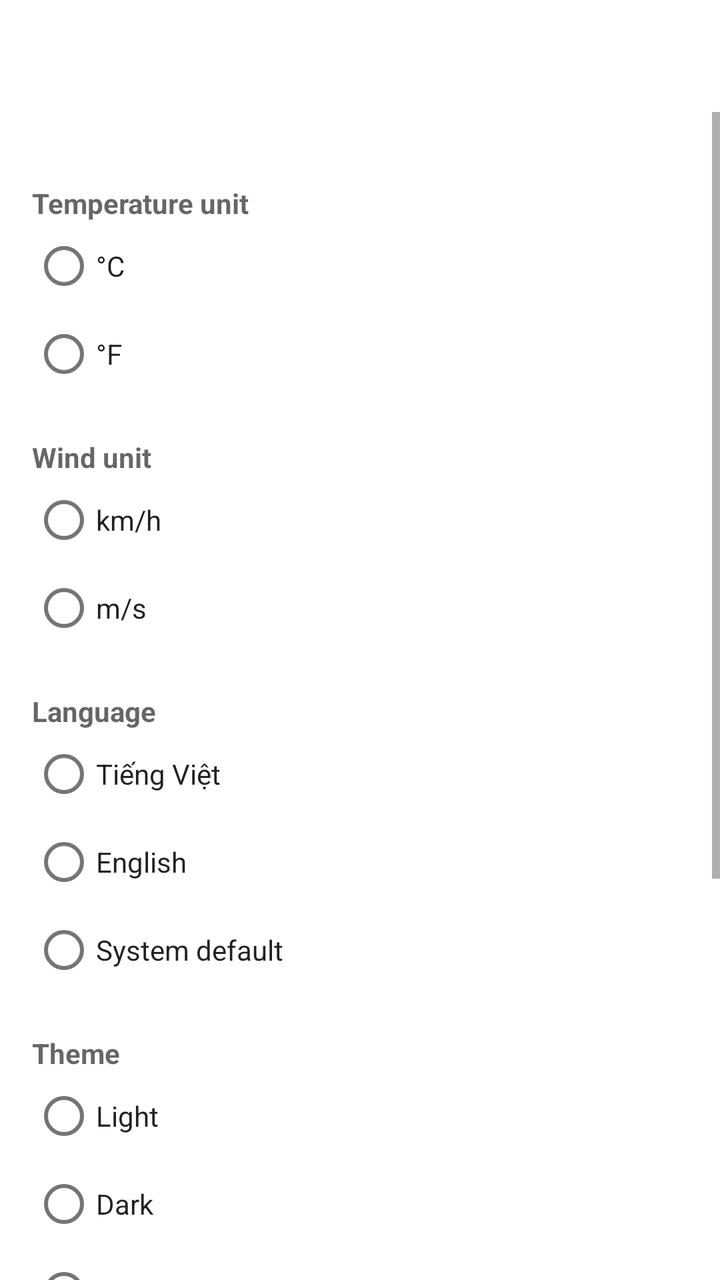
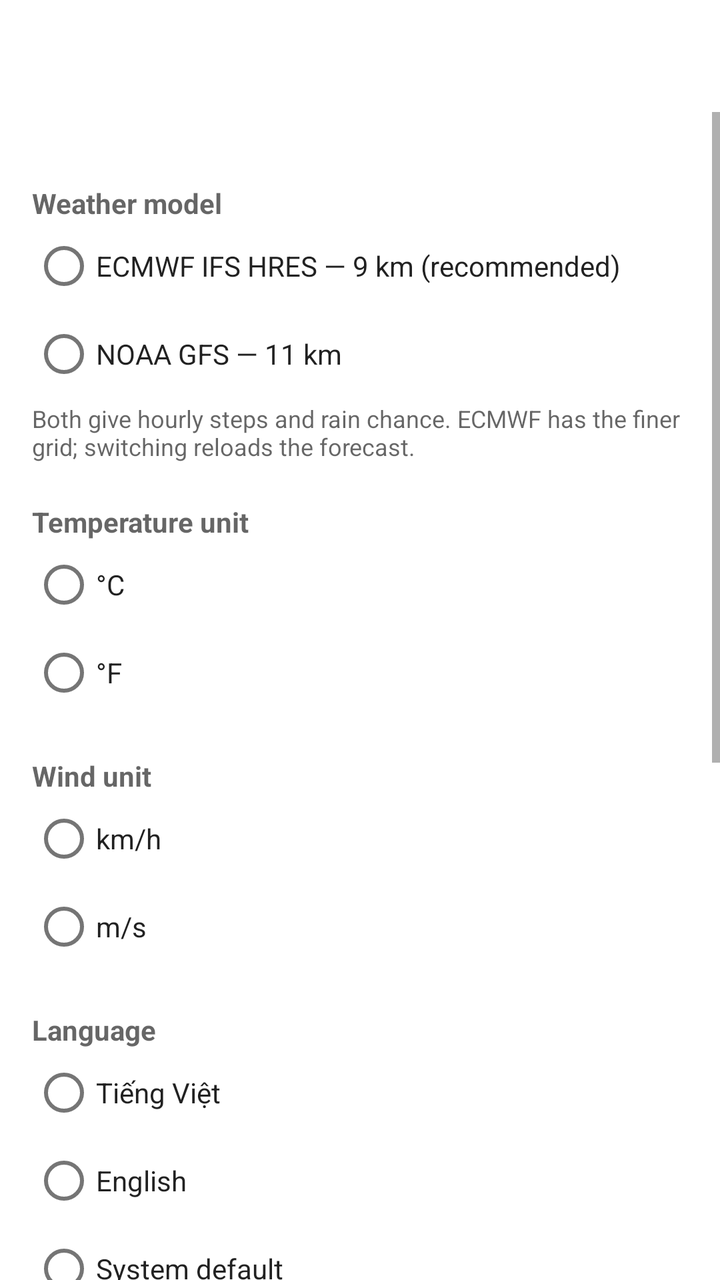

Before-and-after screenshots of an Android layout around one commit, followed by the original layout XML and the change that was made.
<!-- AndroidManifest.xml: application theme Theme.VNWeather -->
<!-- res/layout/activity_settings.xml -->
<?xml version="1.0" encoding="utf-8"?>
<LinearLayout xmlns:android="http://schemas.android.com/apk/res/android"
    android:layout_width="match_parent"
    android:layout_height="match_parent"
    android:orientation="vertical"
    android:background="?attr/colorSurface">

    <androidx.appcompat.widget.Toolbar
        android:id="@+id/toolbar"
        android:layout_width="match_parent"
        android:layout_height="?attr/actionBarSize" />

    <ScrollView
        android:layout_width="match_parent"
        android:layout_height="match_parent">

        <LinearLayout
            android:layout_width="match_parent"
            android:layout_height="wrap_content"
            android:orientation="vertical"
            android:padding="16dp">

            <TextView style="@style/SettingsHeader" android:text="@string/temperature_unit" />
            <RadioGroup
                android:id="@+id/groupTemperature"
                android:layout_width="match_parent"
                android:layout_height="wrap_content"
                android:orientation="vertical">
                <RadioButton android:id="@+id/radioCelsius" style="@style/SettingsRadio" android:text="@string/unit_celsius" />
                <RadioButton android:id="@+id/radioFahrenheit" style="@style/SettingsRadio" android:text="@string/unit_fahrenheit" />
            </RadioGroup>

            <TextView style="@style/SettingsHeader" android:text="@string/wind_unit" />
            <RadioGroup
                android:id="@+id/groupWind"
                android:layout_width="match_parent"
                android:layout_height="wrap_content"
                android:orientation="vertical">
                <RadioButton android:id="@+id/radioKmh" style="@style/SettingsRadio" android:text="@string/unit_kmh" />
                <RadioButton android:id="@+id/radioMs" style="@style/SettingsRadio" android:text="@string/unit_ms" />
            </RadioGroup>

            <TextView style="@style/SettingsHeader" android:text="@string/language" />
            <RadioGroup
                android:id="@+id/groupLanguage"
                android:layout_width="match_parent"
                android:layout_height="wrap_content"
                android:orientation="vertical">
                <RadioButton android:id="@+id/radioVietnamese" style="@style/SettingsRadio" android:text="@string/language_vietnamese" />
                <RadioButton android:id="@+id/radioEnglish" style="@style/SettingsRadio" android:text="@string/language_english" />
                <RadioButton android:id="@+id/radioSystemLanguage" style="@style/SettingsRadio" android:text="@string/language_system" />
            </RadioGroup>

            <TextView style="@style/SettingsHeader" android:text="@string/theme" />
            <RadioGroup
                android:id="@+id/groupTheme"
                android:layout_width="match_parent"
                android:layout_height="wrap_content"
                android:orientation="vertical">
                <RadioButton android:id="@+id/radioLight" style="@style/SettingsRadio" android:text="@string/theme_light" />
                <RadioButton android:id="@+id/radioDark" style="@style/SettingsRadio" android:text="@string/theme_dark" />
                <RadioButton android:id="@+id/radioSystemTheme" style="@style/SettingsRadio" android:text="@string/theme_system" />
            </RadioGroup>

            <TextView style="@style/SettingsHeader" android:text="@string/refresh_interval" />
            <Spinner
                android:id="@+id/spinnerRefresh"
                android:layout_width="match_parent"
                android:layout_height="wrap_content" />

            <TextView style="@style/SettingsHeader" android:text="@string/background_refresh" />
            <Spinner
                android:id="@+id/spinnerBackground"
                android:layout_width="match_parent"
                android:layout_height="wrap_content" />

            <TextView
                android:id="@+id/rowDiagnostics"
                android:layout_width="match_parent"
                android:layout_height="wrap_content"
                android:layout_marginTop="24dp"
                android:background="?attr/selectableItemBackground"
                android:paddingTop="16dp"
                android:paddingBottom="16dp"
                android:textSize="16sp"
                android:textColor="?android:attr/textColorPrimary"
                android:text="@string/diagnostics" />

            <TextView
                android:id="@+id/rowAbout"
                android:layout_width="match_parent"
                android:layout_height="wrap_content"
                android:layout_marginTop="4dp"
                android:background="?attr/selectableItemBackground"
                android:paddingTop="16dp"
                android:paddingBottom="16dp"
                android:textSize="16sp"
                android:textColor="?android:attr/textColorPrimary"
                android:text="@string/about" />
        </LinearLayout>
    </ScrollView>
</LinearLayout>
<!-- resources referenced by this layout -->
<resources>
  <string name="about">About</string>
  <string name="background_refresh">Background refresh</string>
  <string name="diagnostics">Connection diagnostics</string>
  <string name="language">Language</string>
  <string name="language_english">English</string>
  <string name="language_system">System default</string>
  <string name="language_vietnamese">Tiếng Việt</string>
  <string name="refresh_interval">Refresh while using the app</string>
  <string name="temperature_unit">Temperature unit</string>
  <string name="theme">Theme</string>
  <string name="theme_dark">Dark</string>
  <string name="theme_light">Light</string>
  <string name="theme_system">System</string>
  <string name="unit_celsius">°C</string>
  <string name="unit_fahrenheit">°F</string>
  <string name="unit_kmh">km/h</string>
  <string name="unit_ms">m/s</string>
  <string name="wind_unit">Wind unit</string>
  <style name="SettingsHeader">
          <item name="android:layout_width">match_parent</item>
          <item name="android:layout_height">wrap_content</item>
          <item name="android:layout_marginTop">20dp</item>
          <item name="android:textSize">14sp</item>
          <item name="android:textStyle">bold</item>
          <item name="android:textColor">?android:attr/textColorSecondary</item>
      </style>
  <style name="SettingsRadio">
          <item name="android:layout_width">match_parent</item>
          <item name="android:minHeight">44dp</item>
          <item name="android:layout_height">wrap_content</item>
          <item name="android:layout_marginEnd">16dp</item>
          <item name="android:textColor">?android:attr/textColorPrimary</item>
      </style>
  <style name="Theme.VNWeather" parent="Theme.MaterialComponents.DayNight.NoActionBar">
          <item name="colorPrimary">@color/sky_blue</item>
          <item name="colorPrimaryDark">@color/sky_blue_dark</item>
          <item name="colorAccent">@color/accent</item>
          <item name="android:windowBackground">@color/screen_background</item>
      </style>
  <color name="sky_blue">#FF1E88E5</color>
  <color name="sky_blue_dark">#FF1565C0</color>
  <color name="accent">#FFFFB300</color>
  <color name="screen_background">#FFEDF2F9</color>
</resources>

<!-- the commit's change to res/layout/activity_settings.xml (unified diff, before → after) -->
@@ -19,6 +19,23 @@
             android:layout_height="wrap_content"
             android:orientation="vertical"
             android:padding="16dp">
+
+            <TextView style="@style/SettingsHeader" android:text="@string/weather_model" />
+            <RadioGroup
+                android:id="@+id/groupModel"
+                android:layout_width="match_parent"
+                android:layout_height="wrap_content"
+                android:orientation="vertical">
+                <RadioButton android:id="@+id/radioModelEcmwf" style="@style/SettingsRadio" android:text="@string/model_ecmwf" />
+                <RadioButton android:id="@+id/radioModelGfs" style="@style/SettingsRadio" android:text="@string/model_gfs" />
+            </RadioGroup>
+            <TextView
+                android:layout_width="match_parent"
+                android:layout_height="wrap_content"
+                android:layout_marginTop="2dp"
+                android:textSize="12sp"
+                android:textColor="?android:attr/textColorSecondary"
+                android:text="@string/model_note" />
 
             <TextView style="@style/SettingsHeader" android:text="@string/temperature_unit" />
             <RadioGroup
<!-- resource entries referenced after the edit -->
@@ -7,6 +7,9 @@
   <string name="language_english">English</string>
   <string name="language_system">System default</string>
   <string name="language_vietnamese">Tiếng Việt</string>
+  <string name="model_ecmwf">ECMWF IFS HRES — 9 km (recommended)</string>
+  <string name="model_gfs">NOAA GFS — 11 km</string>
+  <string name="model_note">Both give hourly steps and rain chance. ECMWF has the finer grid; switching reloads the forecast.</string>
   <string name="refresh_interval">Refresh while using the app</string>
   <string name="temperature_unit">Temperature unit</string>
   <string name="theme">Theme</string>
@@ -17,6 +20,7 @@
   <string name="unit_fahrenheit">°F</string>
   <string name="unit_kmh">km/h</string>
   <string name="unit_ms">m/s</string>
+  <string name="weather_model">Weather model</string>
   <string name="wind_unit">Wind unit</string>
   <style name="SettingsHeader">
           <item name="android:layout_width">match_parent</item>
